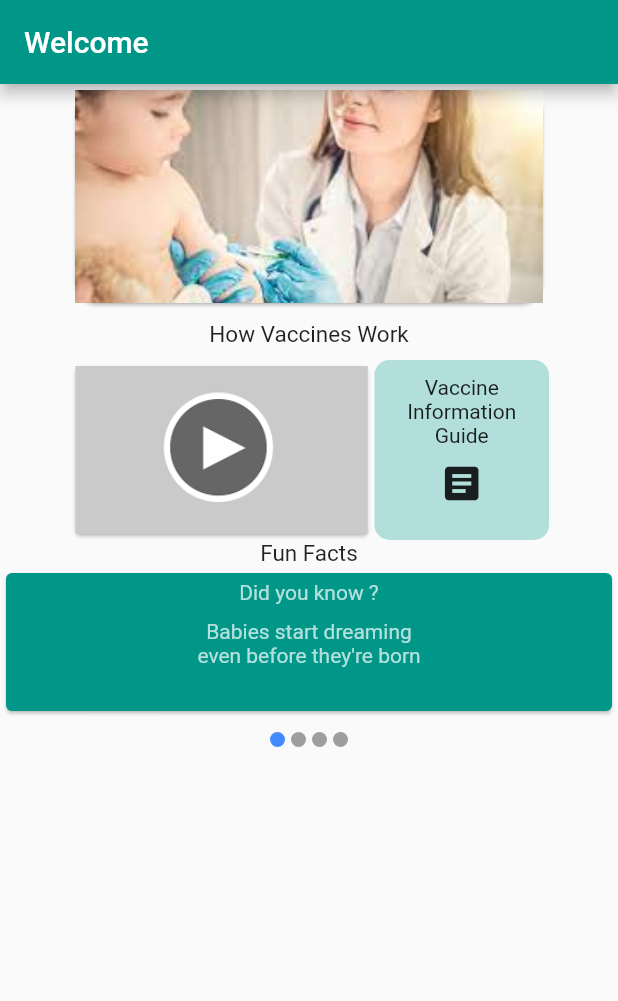
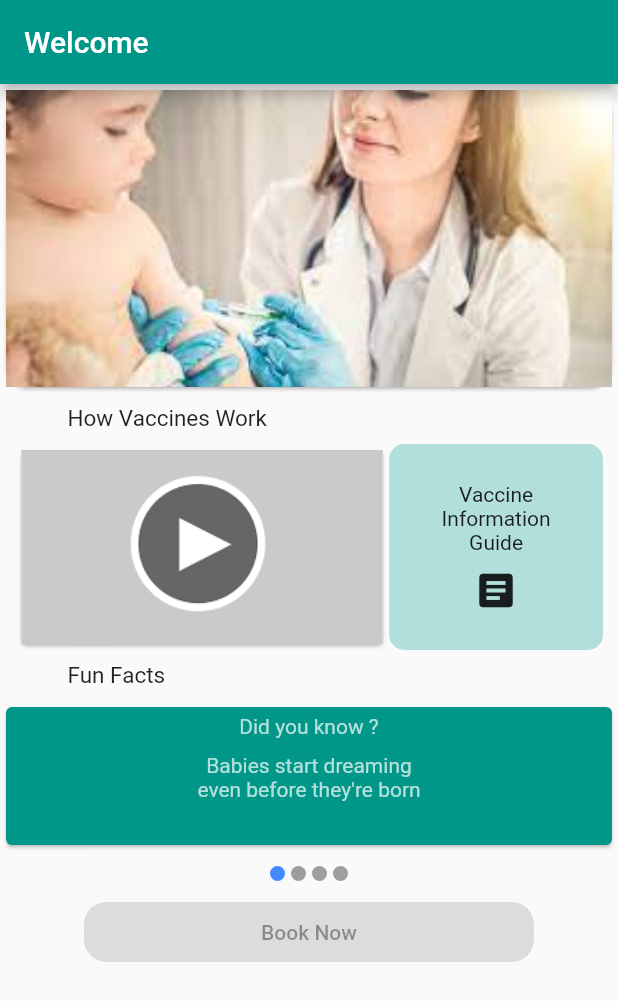
Before and after one commit to NollySasha/NollyAndLyle, a Flutter app: the screen it shows after launch, on a phone screen of 412 x 824 dp. Shown: the top 1001 px of the screen. Run offline on Flutter 3.47's test engine with Material 2 defaults, Android fonts, the phone set to English and light mode, and no system bars; drawn by our look-alikes of carousel_slider; our stand-ins replace flutter_secure_storage.

Commit message:
[Nolly], Text alignment as well as elevated button, auto sizing of containers

```diff
--- a/flutter_homepage_project/lib/main.dart
+++ b/flutter_homepage_project/lib/main.dart
@@ -67,25 +67,28 @@ class _MyHomePageState extends State<MyHomePage> {
         ),
         body: Column(children: <Widget>[
           Container(
-              width: 320,
-              height: 150,
+              width: MediaQuery.of(context).size.width,
+              height: MediaQuery.of(context).size.height / 4,
               child: Card(
                   shape: RoundedRectangleBorder(
                       borderRadius: BorderRadius.circular(15.0)),
                   child: Image.asset('assets/home.jpg', fit: BoxFit.fitWidth))),
           const Padding(
-            padding: EdgeInsets.only(top: 8.0, bottom: 8.0),
+            padding: EdgeInsets.only(top: 8.0, bottom: 8.0, left: 45.0),
+            child: Align(
+              alignment: Alignment.centerLeft,
               child: Text(
                 'How Vaccines Work',
                 style: TextStyle(fontSize: 15.0),
                 textAlign: TextAlign.left,
               ),
             ),
+          ),
           Padding(
             padding: const EdgeInsets.only(left: 10, right: 10),
             child: Container(
-              width: 320,
-              height: 120,
+              width: MediaQuery.of(context).size.width,
+              height: MediaQuery.of(context).size.height / 6,
               child: IntrinsicHeight(
                 child: Row(
                   crossAxisAlignment: CrossAxisAlignment.stretch,
@@ -93,7 +96,7 @@ class _MyHomePageState extends State<MyHomePage> {
                     Expanded(
                         child: Card(
                             child: Image.asset('assets/play.png',
-                                fit: BoxFit.fitWidth)),
+                                fit: BoxFit.cover)),
                         flex: 7),
                     Expanded(
                         child: Container(
@@ -103,6 +106,7 @@ class _MyHomePageState extends State<MyHomePage> {
                             child: Padding(
                               padding: const EdgeInsets.only(top: 10),
                               child: Column(
+                                mainAxisAlignment: MainAxisAlignment.center,
                                 children: [
                                   const Text('Vaccine \nInformation \nGuide',
                                       textAlign: TextAlign.center),
@@ -126,26 +130,31 @@ class _MyHomePageState extends State<MyHomePage> {
               ),
             ),
           ),
-          Text("Fun Facts",
+          Padding(
+            padding: const EdgeInsets.only(left: 45.0, top: 8.0, bottom: 8.0),
+            child: Align(
+              alignment: Alignment.centerLeft,
+              child: Text("Fun Facts",
                   style: TextStyle(fontSize: 15.0), textAlign: TextAlign.left),
+            ),
+          ),
           Carousel(),
-          Visibility(
-            visible: isLoggedIn,
-            child: ElevatedButton(
-                onPressed: () {
+          ElevatedButton(
+              onPressed: isLoggedIn
+              ? () {
                     Navigator.push(
                       context,
                       MaterialPageRoute(builder: (context) => BookNow()),
                     );
-                },
+                }
+              : null,
               child: Text("Book Now"),
               style: ElevatedButton.styleFrom(
                   fixedSize: Size(300, 40),
                   primary: Colors.teal,
                   elevation: 5.0,
                   shape: RoundedRectangleBorder(
-                        borderRadius: BorderRadius.circular(15.0)))),
-          )
+                      borderRadius: BorderRadius.circular(15.0))))
         ]));
   }
 }
```
Also changed, not shown: 1 other file. Lines whose indentation alone changed are shown as unchanged.
